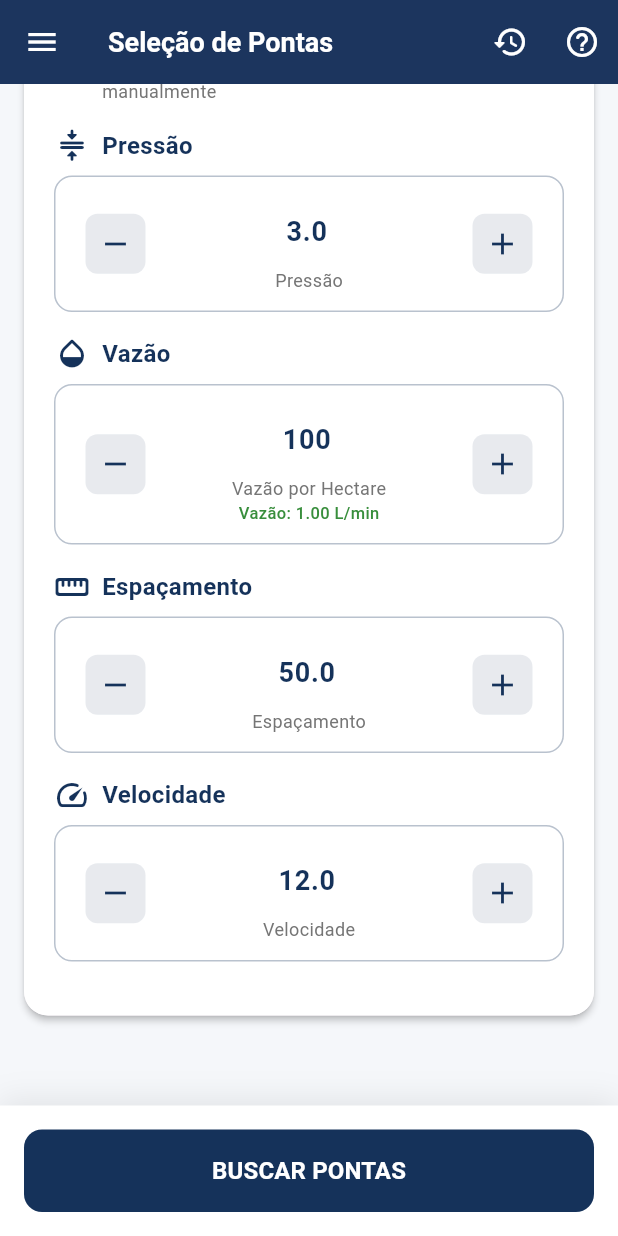
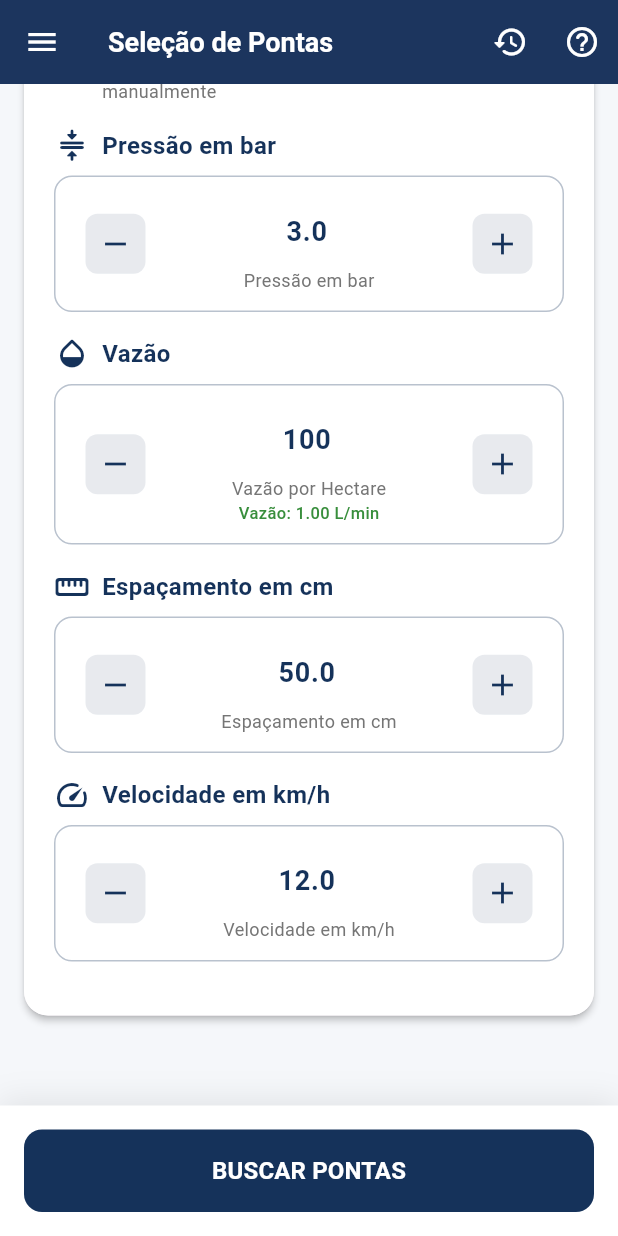
Before and after one commit to Fparaiz0/app_magnojet, a Flutter app: the TipSelectionPage screen opened directly, scrolled down 1126 dp, on a phone screen of 412 x 824 dp. Run offline on Flutter 3.47's test engine with Material 3 defaults, Android fonts, the phone set to English and light mode, and no system bars; our stand-ins replace connectivity_plus, device_info_plus, firebase_messaging, flutter_dotenv, flutter_local_notifications, geocoding and 8 more; accounts and stored records are empty; network calls fail.

Commit message:
style: fix titles in `tip_selection_page`

```diff
--- a/lib/pages/home/tip_selection_page.dart
+++ b/lib/pages/home/tip_selection_page.dart
@@ -1609,7 +1609,7 @@ class _TipSelectionPageState extends State<TipSelectionPage> {
                                       subtitle:
                                           'Ajuste os valores usando os botões + e - ou digite manualmente'),
                                   _buildIncrementDecrementSelection(
-                                    label: 'Pressão',
+                                    label: 'Pressão em bar',
                                     currentValue: _pressure,
                                     unit: 'bar',
                                     icon: Icons.compress_rounded,
@@ -1621,7 +1621,7 @@ class _TipSelectionPageState extends State<TipSelectionPage> {
                                   ),
                                   _buildFlowRateSelection(),
                                   _buildIncrementDecrementSelection(
-                                    label: 'Espaçamento',
+                                    label: 'Espaçamento em cm',
                                     currentValue: _spacing,
                                     unit: 'cm',
                                     icon: Icons.straighten_rounded,
@@ -1634,7 +1634,7 @@ class _TipSelectionPageState extends State<TipSelectionPage> {
                                     controller: _spacingController,
                                   ),
                                   _buildIncrementDecrementSelection(
-                                    label: 'Velocidade',
+                                    label: 'Velocidade em km/h',
                                     currentValue: _speed,
                                     unit: 'km/h',
                                     icon: Icons.speed_rounded,
```
